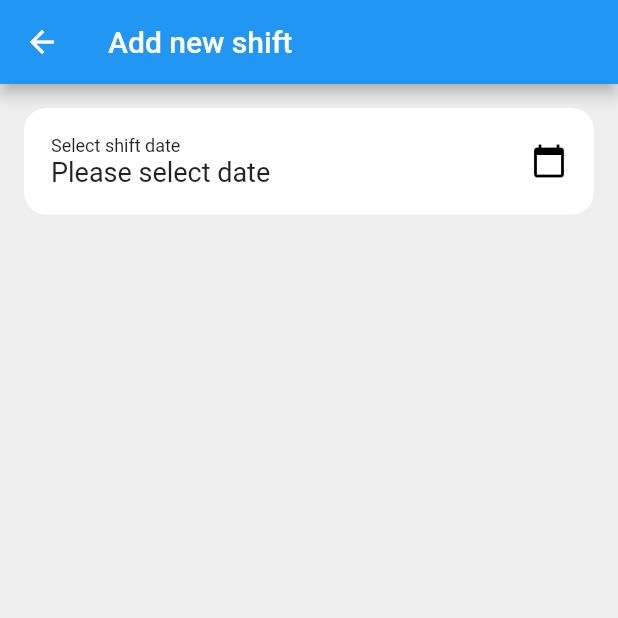
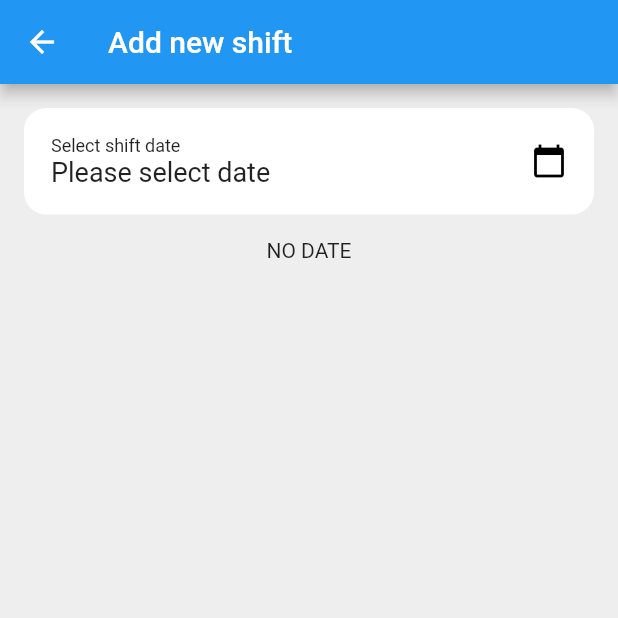
Before and after one commit to KarolisZiukas/logging_hours_flutter, a Flutter app: the AddNewShiftActivity screen opened directly, on a phone screen of 412 x 824 dp, the top half of it. Run offline on Flutter 3.47's test engine with Material 2 defaults, Android fonts, the phone set to English and light mode, and no system bars.

Commit message:
callback from date picker

```diff
--- a/lib/src/ui/AddNewShiftActivity.dart
+++ b/lib/src/ui/AddNewShiftActivity.dart
@@ -1,36 +1,18 @@
 import 'package:flutter/material.dart';
-import 'package:intl/intl.dart';
-
+import 'DateRowComponent.dart';
 class AddNewShiftActivity extends StatefulWidget {
   @override
   AddNewShiftActivityState createState() => AddNewShiftActivityState();
 }
 
-Widget datePickerComponent = Text("Shift date");
+class AddNewShiftActivityState extends State<AddNewShiftActivity> {
 
-class AddNewShiftActivityState extends State<AddNewShiftActivity> {
-  final textEditingController = TextEditingController();
-  var formatter = new DateFormat('yyyy-MM-dd');
-  DateTime currentDate = DateTime.now();
-  String formatted = "Please select date";
+  var gotTheDate = "NO DATE";
 
-  @override
-  void dispose() {
-    // Clean up the controller when the Widget is disposed
-    textEditingController.dispose();
-    super.dispose();
-  }
-
-  Future<Null> _selectDate(BuildContext context) async {
-    final DateTime picked = await showDatePicker(
-        context: context,
-        initialDate: currentDate,
-        firstDate: DateTime(2015, 8),
-        lastDate: DateTime(2101));
-    if (picked != null)
-      setState(() {
-        formatted = DateFormat('yMMMMd').format(picked);
-      });
+  void printDate(String date) {
+    setState(() {
+      gotTheDate = date;
+    });
   }
 
   @override
@@ -44,53 +26,11 @@ class AddNewShiftActivityState extends State<AddNewShiftActivity> {
       ),
       body: Column(
         children: <Widget>[
-          Row(
-            mainAxisAlignment: MainAxisAlignment.start,
-            children: <Widget>[
-              Flexible(
-                child: Container(
-                  decoration: BoxDecoration(
-                      borderRadius: BorderRadius.circular(15.0),
-                      color: Color(0xFFFFFFFF),
-                      border: Border.all(
-                          color: Color(0xFFFFFFFF),
-                          width: 2.0
-                      )
-                  ),
-                  padding: EdgeInsets.all(16),
-                  margin: EdgeInsets.all(16),
-                  child: GestureDetector(
-                          onTap: () => _selectDate(context),
-                          child: Row(
-                            crossAxisAlignment: CrossAxisAlignment.center,
-                            children: <Widget>[
-                              Expanded(
-                                child: Column(
-                                  crossAxisAlignment: CrossAxisAlignment.start,
-                                  mainAxisAlignment: MainAxisAlignment.start,
-                                  children: <Widget>[
-                                    Text(
-                                        'Select shift date',
-                                      style: TextStyle(
-                                        fontSize: 12
-                                      ),
-                                    ),
-                                    Text('$formatted',
-                                      style: TextStyle(
-                                          fontSize: 18
-                                      ),),
-                                  ],
-                                ),
-                              ),
-                              Icon(
-                                Icons.calendar_today,
-                                color: Colors.black,
-                              )
-                            ],
-                          )),
-                ),
-              ),
-            ],
+            DateRowComponent(
+              onPressed: printDate,
+            ),
+          Text(
+            '$gotTheDate'
           )
         ],
       ),
--- /dev/null
+++ b/lib/src/ui/DateRowComponent.dart
@@ -0,0 +1,82 @@
+import 'package:flutter/material.dart';
+import 'package:intl/intl.dart';
+
+class DateRowComponent extends StatefulWidget {
+
+  final ValueChanged<String> onPressed;
+
+  DateRowComponent({this.onPressed});
+
+  @override
+  State createState() {
+    return DateRowComponentState();
+  }
+}
+
+
+class DateRowComponentState extends State<DateRowComponent> {
+
+  var formatter = new DateFormat('yyyy-MM-dd');
+  DateTime currentDate = DateTime.now();
+  String formatted = "Please select date";
+
+  Future<Null> _selectDate(BuildContext context) async {
+    final DateTime picked = await showDatePicker(
+        context: context,
+        initialDate: currentDate,
+        firstDate: DateTime(2015, 8),
+        lastDate: DateTime(2101));
+    if (picked != null)
+      setState(() {
+        formatted = DateFormat('yMMMMd').format(picked);
+        widget.onPressed(formatted);
+      });
+  }
+
+  @override
+  Widget build(BuildContext context) {
+    return Row(
+      mainAxisAlignment: MainAxisAlignment.start,
+      children: <Widget>[
+        Flexible(
+          child: Container(
+            decoration: BoxDecoration(
+                borderRadius: BorderRadius.circular(15.0),
+                color: Color(0xFFFFFFFF),
+                border: Border.all(color: Color(0xFFFFFFFF), width: 2.0)),
+            padding: EdgeInsets.all(16),
+            margin: EdgeInsets.all(16),
+            child: GestureDetector(
+                onTap: () => _selectDate(context),
+                child: Row(
+                  crossAxisAlignment: CrossAxisAlignment.center,
+                  children: <Widget>[
+                    Expanded(
+                      child: Column(
+                        crossAxisAlignment: CrossAxisAlignment.start,
+                        mainAxisAlignment: MainAxisAlignment.start,
+                        children: <Widget>[
+                          Text(
+                            'Select shift date',
+                            style: TextStyle(fontSize: 12),
+                          ),
+                          Text(
+                            '$formatted',
+                            style: TextStyle(fontSize: 18),
+                          ),
+                        ],
+                      ),
+                    ),
+                    Icon(
+                      Icons.calendar_today,
+                      color: Colors.black,
+                    )
+                  ],
+                )
+            ),
+          ),
+        ),
+      ],
+    );
+  }
+}
```
